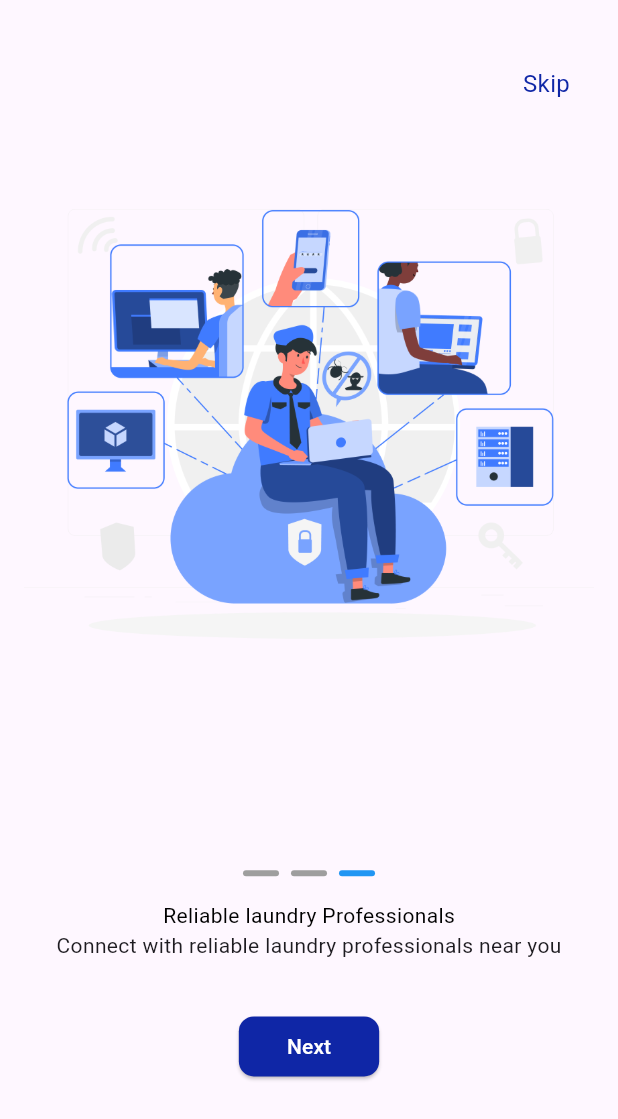
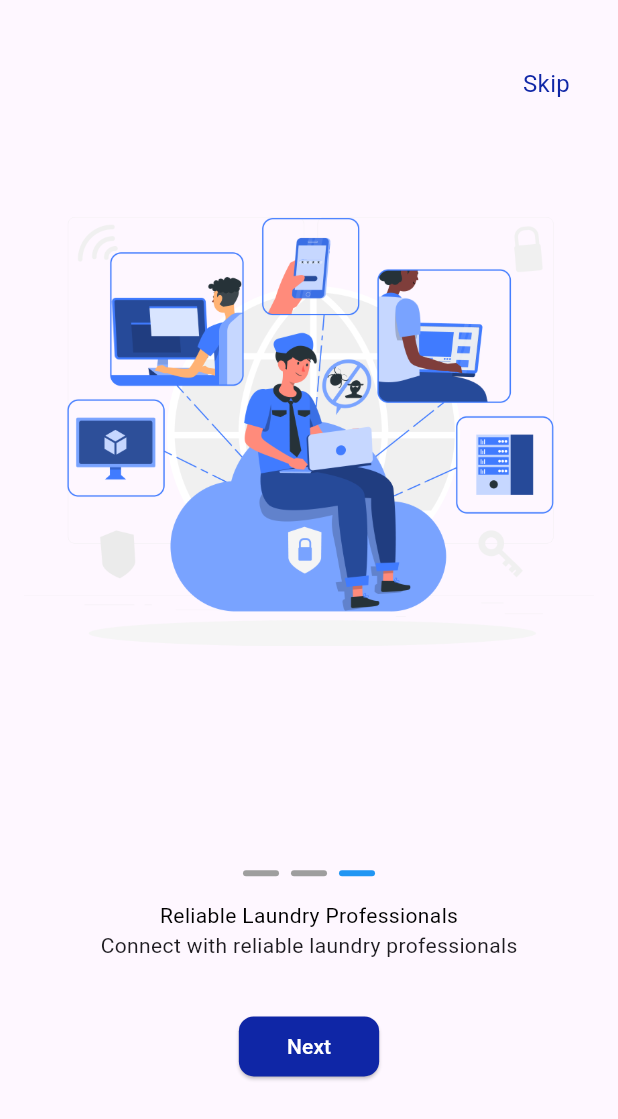
Before and after one commit to Atinuke-Manuels/LaundryEase, a Flutter app: the screen it shows after launch, swiped to page 3, on a phone screen of 412 x 824 dp. Shown: the top 1119 px of the screen. Run offline on Flutter 3.47's test engine with Material 3 defaults, Android fonts, the phone set to English and light mode, and no system bars; drawn by our look-alikes of smooth_page_indicator; our stand-ins replace responsive_builder.

Commit message:
Adjusted onboarding screens

```diff
--- a/lib/features/onboardingFirstSet/onboarding.dart
+++ b/lib/features/onboardingFirstSet/onboarding.dart
@@ -1,4 +1,3 @@
-import 'package:flutter/cupertino.dart';
 import 'package:flutter/material.dart';
 import 'package:laundry_ease_upgrade/features/onboardingFirstSet/custom_button.dart';
 import 'package:smooth_page_indicator/smooth_page_indicator.dart';
@@ -8,19 +7,19 @@ import 'onboarding1.dart';
 import 'onboarding2.dart';
 import 'onboarding3.dart';
 
-class onboarding extends StatefulWidget {
-  const onboarding({super.key});
+class Onboarding extends StatefulWidget {
+  const Onboarding({super.key});
 
   @override
-  State<onboarding> createState() => _onboardingState();
+  State<Onboarding> createState() => _OnboardingState();
 }
 
-class _onboardingState extends State<onboarding> {
+class _OnboardingState extends State<Onboarding> {
 
-  //controller ro keep track of which page we are on
+  // Controller to keep track of which page we are on
   PageController _controller = PageController();
 
-//keep track o the current page index
+  // Keep track of the current page index
   int _currentPage = 0;
 
   @override
@@ -35,59 +34,61 @@ class _onboardingState extends State<onboarding> {
                 _currentPage = index;
               });
             },
-                children: [
-                  onboarding1(),
-                  onboarding2(),
-                  onboarding3(),
+            children: const [
+              Onboarding1(),
+              Onboarding2(),
+              Onboarding3(),
             ],
           ),
 
-                //skip button
-
+          // Skip button
           Positioned(
             top: 44,
             right: 32,
             child: GestureDetector(
-                    onTap: (){},
-                    child: Text("Skip",
+              onTap: () {},
+              child: Text(
+                "Skip",
                 style: TextStyle(fontSize: 16, color: Color(0xFF0F26A6)),
               ),
             ),
           ),
-              //dot indicators
-              Container(
-                  alignment: Alignment(0,0.7),
+
+          // Dot indicators and content
+          Align(
+            alignment: Alignment(0, 0.7),
+            child: SingleChildScrollView(
               child: Column(
                 mainAxisSize: MainAxisSize.min,
                 children: [
                   SmoothPageIndicator(
                     controller: _controller,
                     count: 3,
-                        effect: WormEffect(
+                    effect: const WormEffect(
                       activeDotColor: Colors.blue,
                       dotColor: Colors.grey,
                       dotHeight: 4,
                       dotWidth: 24,
-                          spacing: 8
+                      spacing: 8,
                     ),
                   ),
-
-                      SizedBox(height:MediaQuery.of(context).size.height * 0.02),
+                  SizedBox(height: MediaQuery.of(context).size.height * 0.02),
 
                   if (_currentPage == 0)
                     Column(
                       children: [
-                            Text("Effortless Laundry",
+                        const Text(
+                          "Effortless Laundry",
                           style: TextStyle(color: Colors.black),
                         ),
-                            Text("Schedule. Track and Relax with LaundryEase!"),
-                            SizedBox(height:MediaQuery.of(context).size.height * 0.04),
+                        const Text("Schedule. Track and Relax with LaundryEase!"),
+                        SizedBox(height: MediaQuery.of(context).size.height * 0.04),
                         CustomButton(
                           title: "Next",
-                              padding: EdgeInsets.symmetric(horizontal:32, vertical: 8),
+                          padding: const EdgeInsets.symmetric(horizontal: 32, vertical: 8),
                           backgroundColor: Color(0xFF0F26A6),
                           foregroundColor: Colors.white,
-                              onPressed: (){},
+                          onPressed: () {},
                         )
                       ],
                     ),
@@ -95,51 +96,51 @@ class _onboardingState extends State<onboarding> {
                   if (_currentPage == 1)
                     Column(
                       children: [
-                            Text("Convenient & Quality Care",
+                        const Text(
+                          "Convenient & Quality Care",
                           style: TextStyle(color: Colors.black),
                         ),
-                            Text("Professional clean laundry at your doorstep"),
-                            SizedBox(height:MediaQuery.of(context).size.height * 0.04),
+                        const Text("Professional clean laundry at your doorstep"),
+                        SizedBox(height: MediaQuery.of(context).size.height * 0.04),
                         CustomButton(
                           title: "Next",
-                              padding: EdgeInsets.symmetric(horizontal:32, vertical: 8),
+                          padding: const EdgeInsets.symmetric(horizontal: 32, vertical: 8),
                           backgroundColor: Color(0xFF0F26A6),
                           foregroundColor: Colors.white,
-                              onPressed: (){},
+                          onPressed: () {},
                         )
-
                       ],
                     ),
 
                   if (_currentPage == 2)
                     Column(
                       children: [
-                            Text("Reliable laundry Professionals",
+                        const Text(
+                          "Reliable Laundry Professionals",
                           style: TextStyle(color: Colors.black),
                         ),
-                            Text("Connect with reliable laundry professionals near you"),
-                            SizedBox(height:MediaQuery.of(context).size.height * 0.04),
+                        Text("Connect with reliable laundry professionals"),
+                        SizedBox(height: MediaQuery.of(context).size.height * 0.04),
                         CustomButton(
                           title: "Next",
-                                padding: EdgeInsets.symmetric(horizontal:32, vertical: 8),
+                          padding: EdgeInsets.symmetric(horizontal: 32, vertical: 8),
                           backgroundColor: Color(0xFF0F26A6),
                           foregroundColor: Colors.white,
-                                onPressed: (){
+                          onPressed: () {
                             Navigator.push(
                               context,
-                                      MaterialPageRoute(builder: (context) => GetStarted()));
+                              MaterialPageRoute(builder: (context) => GetStarted()),
+                            );
                           },
                         )
                       ],
                     ),
-
                 ],
               ),
             ),
-
+          ),
         ],
-
-        )
+      ),
     );
   }
 }
--- a/lib/features/onboardingFirstSet/onboarding3.dart
+++ b/lib/features/onboardingFirstSet/onboarding3.dart
@@ -1,38 +1,38 @@
-import 'package:flutter/cupertino.dart';
 import 'package:flutter/material.dart';
 
-class onboarding3 extends StatelessWidget {
-  const onboarding3({super.key});
+class Onboarding3 extends StatefulWidget {
+  const Onboarding3({super.key});
+
+  @override
+  State<Onboarding3> createState() => _Onboarding3State();
+}
+
+class _Onboarding3State extends State<Onboarding3> {
+
+  PageController _controller = PageController();
 
   @override
   Widget build(BuildContext context) {
     return Scaffold(
-        body: SafeArea(
+      body: SafeArea(
+        child: SingleChildScrollView(
           child: Container(
-              child: Padding(
-                padding: const EdgeInsets.all(16.0),
-                child: Column(
-                  //mainAxisAlignment: MainAxisAlignment.center,
-                  children: [
-                    // Padding(
-                    //   padding: const EdgeInsets.only(top: 16.0),
-                    //   child: Align(
-                    //     alignment: Alignment.topRight,
-                    //     child: GestureDetector(
-                    //       onTap: () {},
-                    //       child: Text("Skip",
-                    //         style: TextStyle(fontSize: 16, color: Colors.blue, ),
-                    //       ),
-                    //     ),
-                    //   ),
-                    // ),
-                    SizedBox(height: MediaQuery.of(context).size.height * 0.15),
-                    Image.asset("assets/images/screen3.png"),
-                  ],
+            padding: const EdgeInsets.all(16.0),
+            child: Column(
+              mainAxisAlignment: MainAxisAlignment.center,
+              children: [
+                SizedBox(height: MediaQuery.of(context).size.height * 0.08),
+                // Constraining the height of the image to prevent overflow
+                Image.asset(
+                  "assets/images/screen3.png",
+                  height: MediaQuery.of(context).size.height * 0.5,
+                  fit: BoxFit.contain,
                 ),
-              )
+              ],
+            ),
           ),
-        )
+        ),
+      ),
     );
   }
 }
--- a/lib/main.dart
+++ b/lib/main.dart
@@ -20,7 +20,7 @@
         colorScheme: ColorScheme.fromSeed(seedColor: Colors.deepPurple),
         useMaterial3: true,
       ),
-      home: const onboarding(),
+      home: const Onboarding(),
     );
   }
 }
--- a/lib/password_sceens/password/reset_password_success.dart
+++ b/lib/password_sceens/password/reset_password_success.dart
@@ -29,7 +29,7 @@ class _ResetPasswordSuccessState extends State<ResetPasswordSuccess> {
             ),),
            ),
            SizedBox(height: 21,width: 345,),
-           Text("Log in into your account with your new password."),
+           Text("Log in into your account with your new password.", textAlign: TextAlign.center,),
            const SizedBox(height: 50),
               LongCustomButton(
                 title: "Log in",
```
Also changed, not shown: lib/features/onboardingFirstSet/onboarding1.dart (+21 -30 lines), lib/features/onboardingFirstSet/onboarding2.dart (+26 -26 lines), lib/gen/assets.gen.dart (+40 -3 lines), lib/login/screens/login_desktop_tablet.dart (+5 -3 lines), lib/login/screens/login_mobile_screen.dart (+6 -4 lines), assets/password_reset_successful.png (added). Lines whose indentation alone changed are shown as unchanged.
